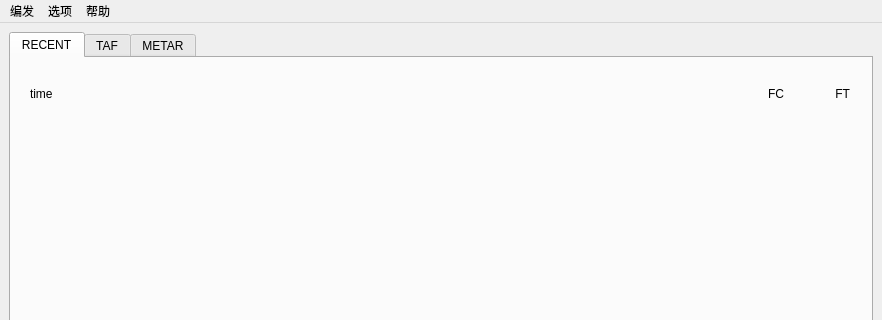
The window that tafor/widgets/ui/main.ui (up1and/tafor) describes before a commit, drawn with Qt 5; both pictures show x 0 to 882 and y 0 to 320 of the 882 by 600 pixel window.
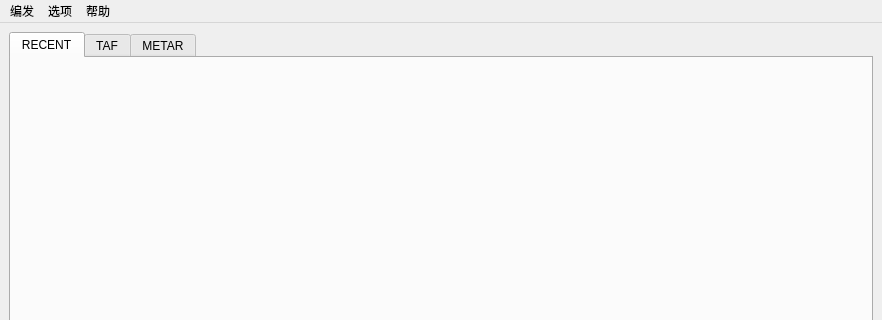
The same window after the commit.

Commit message: 新增主窗口最近报文组件

The edit to the form file:
```diff
--- a/tafor/widgets/ui/main.ui
+++ b/tafor/widgets/ui/main.ui
@@ -58,45 +58,6 @@
            <property name="bottomMargin">
             <number>20</number>
            </property>
-           <item>
-            <widget class="QLabel" name="utc_time">
-             <property name="text">
-              <string>time</string>
-             </property>
-            </widget>
-           </item>
-           <item>
-            <widget class="QLabel" name="current_fc">
-             <property name="maximumSize">
-              <size>
-               <width>60</width>
-               <height>16777215</height>
-              </size>
-             </property>
-             <property name="text">
-              <string>FC</string>
-             </property>
-             <property name="alignment">
-              <set>Qt::AlignRight|Qt::AlignTrailing|Qt::AlignVCenter</set>
-             </property>
-            </widget>
-           </item>
-           <item>
-            <widget class="QLabel" name="current_ft">
-             <property name="maximumSize">
-              <size>
-               <width>60</width>
-               <height>16777215</height>
-              </size>
-             </property>
-             <property name="text">
-              <string>FT</string>
-             </property>
-             <property name="alignment">
-              <set>Qt::AlignRight|Qt::AlignTrailing|Qt::AlignVCenter</set>
-             </property>
-            </widget>
-           </item>
           </layout>
          </widget>
         </item>
```
The commit also changes 6 other files.
